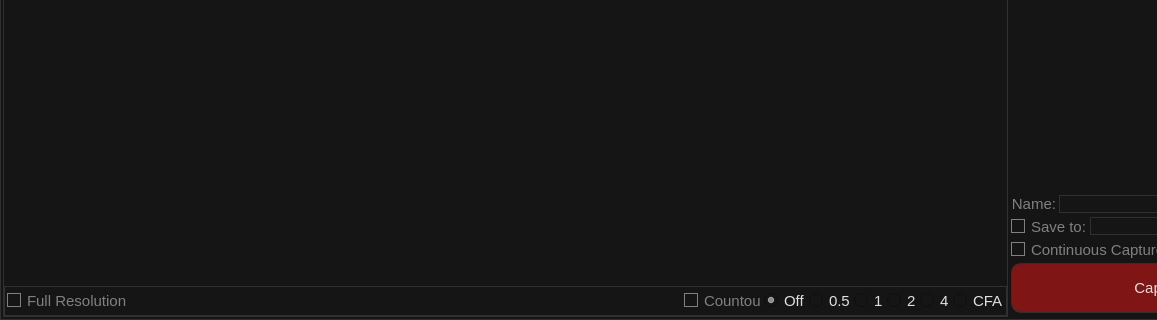
Qt form OpenAP-Capture/MainFrame.ui (aleksey-ka/OpenAP-AstroPhotography) before a commit; both pictures show x 0 to 1157 and y 499 to 819 of the 1314 by 819 pixel window.
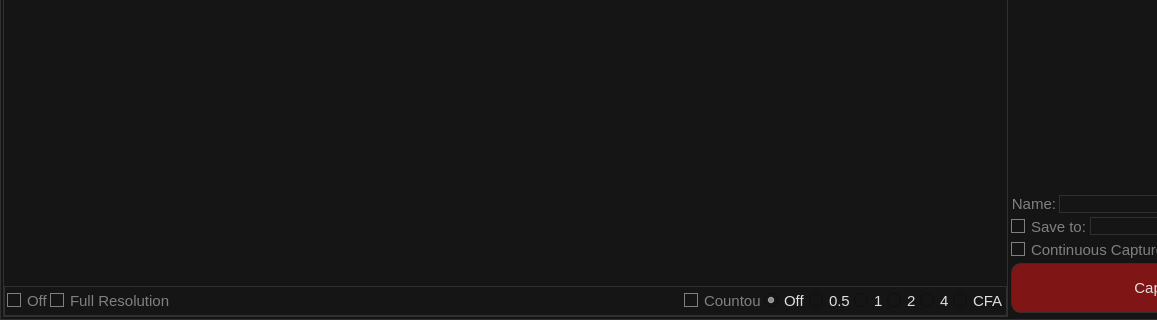
The same form after that commit. Custom widgets are drawn as their Qt base class.

Commit message: Switching off full frame rendering to speed up drawing over VNC

```diff
--- a/OpenAP-Capture/MainFrame.ui
+++ b/OpenAP-Capture/MainFrame.ui
@@ -151,14 +151,51 @@
            <number>2</number>
           </property>
           <item>
-           <widget class="QCheckBox" name="showFullResolution">
-            <property name="text">
-             <string>Full Resolution</string>
+           <widget class="QGroupBox" name="groupBox">
+            <property name="styleSheet">
+             <string notr="true">border:none;</string>
             </property>
+            <property name="title">
+             <string/>
+            </property>
+            <layout class="QHBoxLayout" name="horizontalLayout_13">
+             <property name="leftMargin">
+              <number>0</number>
+             </property>
+             <property name="topMargin">
+              <number>0</number>
+             </property>
+             <property name="rightMargin">
+              <number>0</number>
+             </property>
+             <property name="bottomMargin">
+              <number>0</number>
+             </property>
+             <item>
+              <widget class="QCheckBox" name="renderOffCheckBox">
+               <property name="maximumSize">
+                <size>
+                 <width>40</width>
+                 <height>16777215</height>
+                </size>
+               </property>
+               <property name="text">
+                <string>Off</string>
+               </property>
+              </widget>
+             </item>
+             <item>
+              <widget class="QCheckBox" name="showFullResolution">
+               <property name="text">
+                <string>Full Resolution</string>
+               </property>
+              </widget>
+             </item>
+            </layout>
            </widget>
           </item>
           <item>
-           <widget class="QGroupBox" name="groupBox">
+           <widget class="QGroupBox" name="zoomGroupBox">
             <property name="maximumSize">
              <size>
               <width>320</width>
```
The commit also changes 1 other file.
